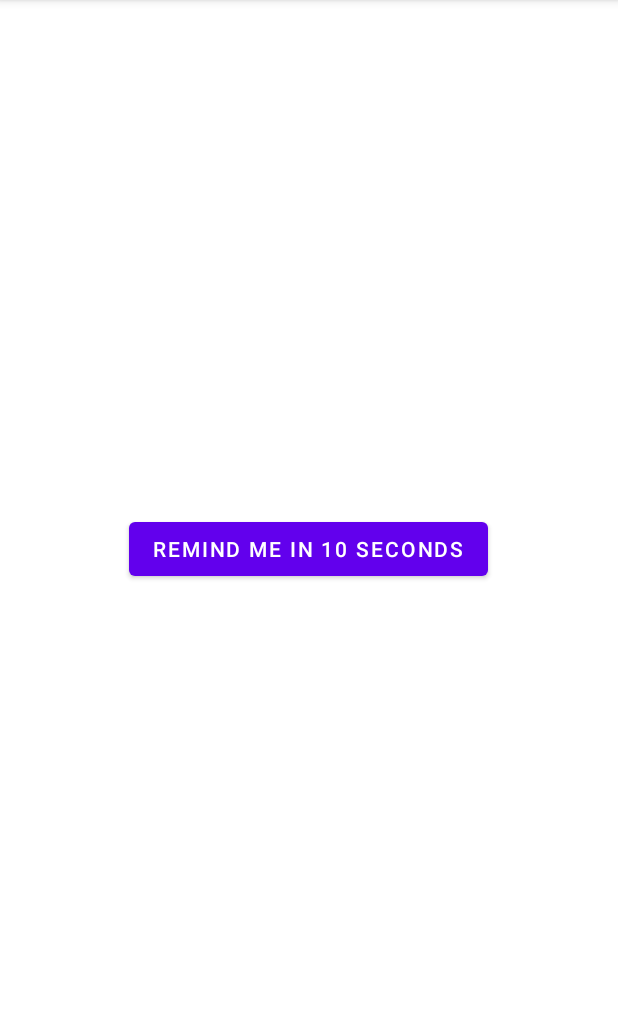
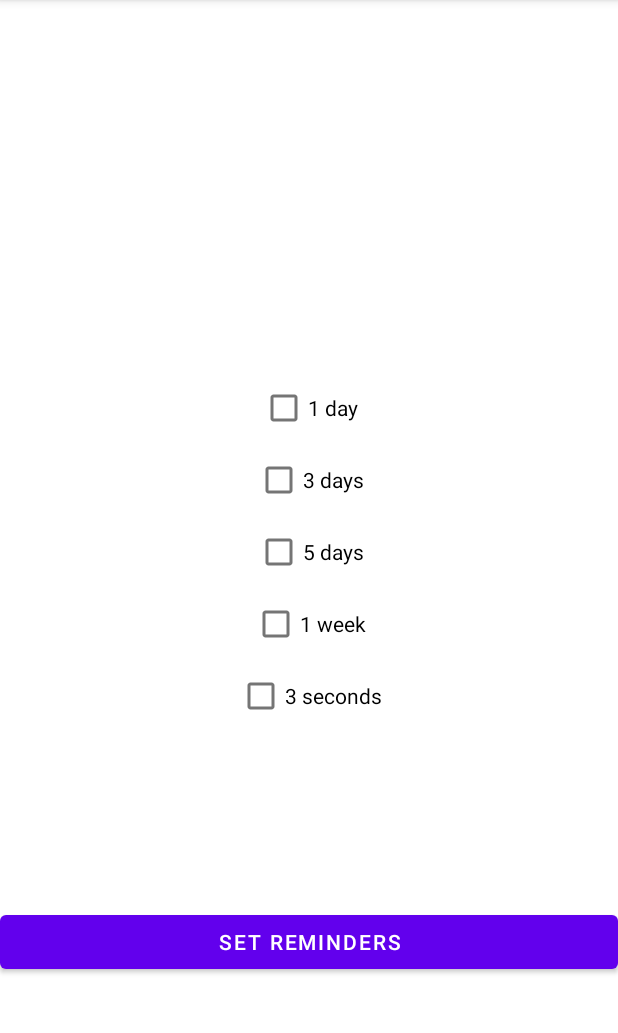
Before and after one commit to alvinchen977/fridge-friends, an Android app: the ReminderActivity screen opened directly, with no data from a screen before it, on a phone screen of 412 x 824 dp, the part 84-1117 px from its top. Run offline under Robolectric (Android 15) with nearby library versions, the phone set to English and light mode, and no system bars.

Commit message:
Remider done, when you take a picture too, refreshing every5 seconds

```diff
--- a/FridgeFriend/app/src/main/java/edu/umich/mahira/fridgefriend/DisplayScannedReceiptActivity.kt
+++ b/FridgeFriend/app/src/main/java/edu/umich/mahira/fridgefriend/DisplayScannedReceiptActivity.kt
@@ -51,7 +51,6 @@ class DisplayScannedReceiptActivity : AppCompatActivity() {
         val buttonAdd = findViewById<ImageButton>(R.id.button2)
         buttonAdd.setOnClickListener(View.OnClickListener {
             receipts.add(textView.text.toString().toInt())
-
             finish()
         })
     }
--- a/FridgeFriend/app/src/main/res/layout/activity_reminder.xml
+++ b/FridgeFriend/app/src/main/res/layout/activity_reminder.xml
@@ -6,13 +6,71 @@
     android:layout_height="match_parent"
     tools:context=".ReminderActivity">
 
+    <CheckBox
+        android:id="@+id/checkBox1"
+        android:layout_width="wrap_content"
+        android:layout_height="wrap_content"
+        android:layout_centerInParent="true"
+        android:layout_marginTop="248dp"
+        android:text="1 day"
+        app:layout_constraintEnd_toEndOf="parent"
+        app:layout_constraintStart_toStartOf="parent"
+        app:layout_constraintTop_toTopOf="parent" />
+
+    <CheckBox
+        android:id="@+id/checkBox2"
+        android:layout_width="wrap_content"
+        android:layout_height="wrap_content"
+        android:layout_below="@id/checkBox1"
+        android:layout_centerInParent="true"
+        android:text="3 days"
+        app:layout_constraintEnd_toEndOf="parent"
+        app:layout_constraintStart_toStartOf="parent"
+        app:layout_constraintTop_toBottomOf="@+id/checkBox1" />
+
+    <CheckBox
+        android:id="@+id/checkBox3"
+        android:layout_width="wrap_content"
+        android:layout_height="wrap_content"
+        android:layout_below="@id/checkBox2"
+        android:layout_centerInParent="true"
+        android:text="5 days"
+        app:layout_constraintEnd_toEndOf="parent"
+        app:layout_constraintStart_toStartOf="parent"
+        app:layout_constraintTop_toBottomOf="@+id/checkBox2" />
+
+    <CheckBox
+        android:id="@+id/checkBox4"
+        android:layout_width="wrap_content"
+        android:layout_height="wrap_content"
+        android:layout_below="@id/checkBox2"
+        android:layout_centerInParent="true"
+        android:text="1 week"
+        app:layout_constraintEnd_toEndOf="parent"
+        app:layout_constraintStart_toStartOf="parent"
+        app:layout_constraintTop_toBottomOf="@+id/checkBox3" />
+
+    <CheckBox
+        android:id="@+id/checkBox5"
+        android:layout_width="wrap_content"
+        android:layout_height="wrap_content"
+        android:layout_below="@id/checkBox2"
+        android:layout_centerInParent="true"
+        android:text="3 seconds"
+        app:layout_constraintEnd_toEndOf="parent"
+        app:layout_constraintStart_toStartOf="parent"
+        app:layout_constraintTop_toBottomOf="@+id/checkBox4" />
+
     <Button
         android:id="@+id/setReminderButton"
-        android:layout_width="0dp"
+        android:layout_width="match_parent"
         android:layout_height="wrap_content"
-        android:layout_marginStart="86dp"
-        android:layout_marginBottom="378dp"
-        android:text="Remind me in 10 seconds"
+        android:layout_below="@id/checkBox3"
+        android:text="SET REMINDERS"
         app:layout_constraintBottom_toBottomOf="parent"
-        app:layout_constraintStart_toStartOf="parent" />
+        app:layout_constraintEnd_toEndOf="parent"
+        app:layout_constraintStart_toStartOf="parent"
+        app:layout_constraintTop_toBottomOf="@+id/checkBox5" />
+
+
 </androidx.constraintlayout.widget.ConstraintLayout>
```
Also changed, not shown: FridgeFriend/app/src/main/java/edu/umich/mahira/fridgefriend/DisplayScannedItemActivity.kt (+28 -0 lines), FridgeFriend/app/src/main/java/edu/umich/mahira/fridgefriend/MyFridgeFragment.kt (+9 -6 lines), FridgeFriend/app/src/main/java/edu/umich/mahira/fridgefriend/ReminderActivity.kt (+26 -3 lines), FridgeFriend/app/src/main/java/edu/umich/mahira/fridgefriend/SavingsFragment.kt (+11 -2 lines).
